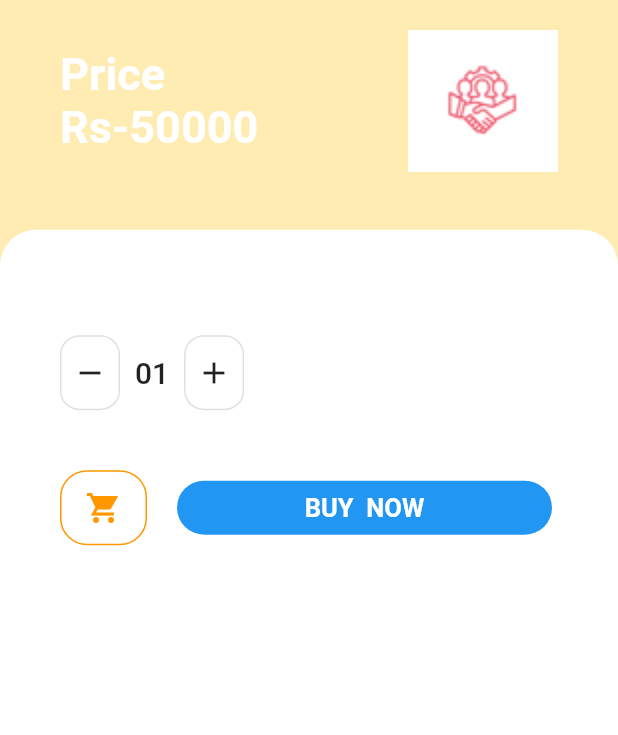
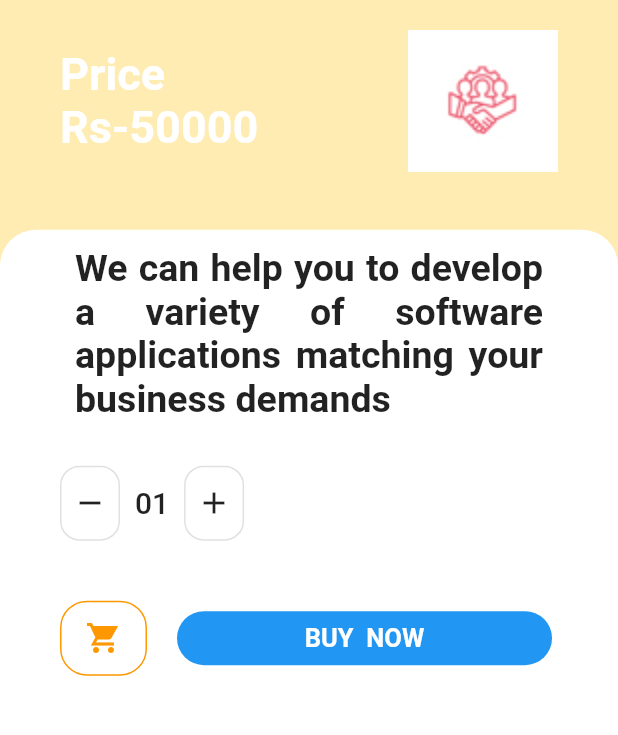
Before and after one commit to manojkumar4152/Testing-Mobile-App, a Flutter app: the Details screen opened directly, on a phone screen of 412 x 824 dp, the part 225-960 px from its top. Run offline on Flutter 3.47's test engine with Material 2 defaults, Android fonts, the light colour scheme and no system bars; our stand-ins replace splashscreen.

Commit message:
changes done

```diff
--- a/lib/Screens/Services/ourservices.dart
+++ b/lib/Screens/Services/ourservices.dart
@@ -2,8 +2,6 @@
 import 'package:brrmobileapp/Screens/Covid19/covid19.dart';
 import 'package:brrmobileapp/Screens/detailspage.dart';
 import 'package:flutter/material.dart';
-import 'package:focused_menu/focused_menu.dart';
-import 'package:focused_menu/modals.dart';
 class Services extends StatefulWidget {
 
   @override
--- a/lib/Screens/detailspage.dart
+++ b/lib/Screens/detailspage.dart
@@ -4,7 +4,6 @@
 import 'package:flutter/cupertino.dart';
 import 'package:flutter/material.dart';
 
-import 'About/aboutus.dart';
 
 class Details extends StatelessWidget {
 
@@ -80,14 +79,14 @@
                SizedBox(height: 40,),
 
                   Column(
-                    children: [
+                     children: [
 
 
         Container(
           padding: const EdgeInsets.fromLTRB(10,10, 10,10),
 
         child:
-        Text(" ",
+        Text(" We can help you to develop a variety of software applications matching your business demands ",
           style: TextStyle(fontSize: 25.0,fontWeight: FontWeight.bold),
           textAlign: TextAlign.justify,
 
--- a/lib/main.dart
+++ b/lib/main.dart
@@ -1,3 +1,4 @@
+import 'package:brrmobileapp/Screens/detailspage.dart';
 import 'package:brrmobileapp/Screens/sidenavigationbar.dart';
 import 'package:flutter/material.dart';
 
@@ -16,7 +17,7 @@
       ),
 
        */
-      home: SideMenuBar(),
+      home: Details(),
 
     );
   }
```
